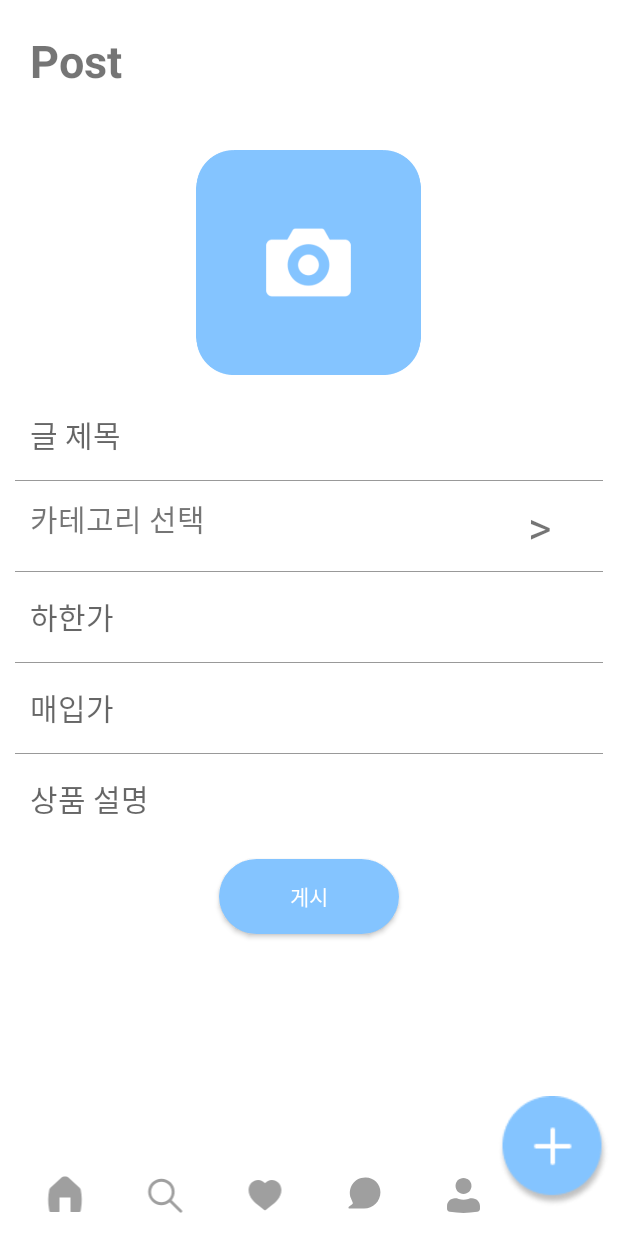
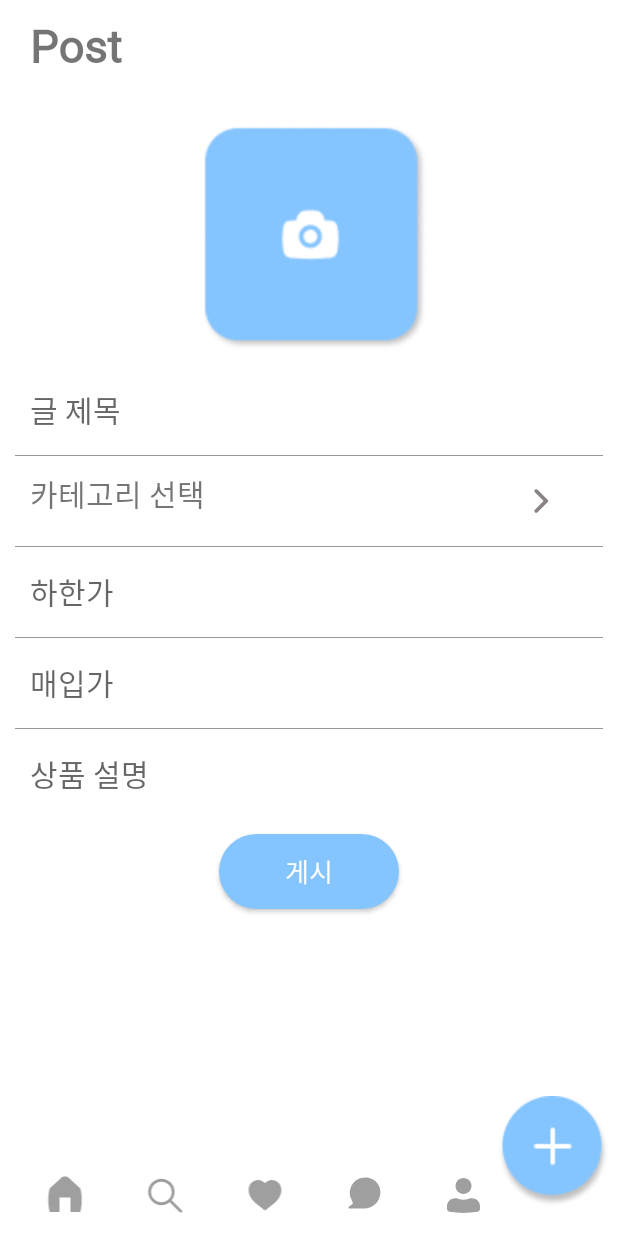
Before and after one commit to capstonemarket/Market, an Android app: the WriteFragment screen opened through its navigation route, on a phone screen of 412 x 824 dp. Run offline under Robolectric (Android 15) with nearby library versions, the phone set to English and light mode, and no system bars; our stand-ins replace Firebase (no records; nobody signed in at launch, a user with empty details on screens opened directly), data binding.

Commit message:
UI 수정

```diff
--- /dev/null
+++ b/app/src/main/res/drawable/ic_right_arrow.xml
@@ -0,0 +1,10 @@
+<vector xmlns:android="http://schemas.android.com/apk/res/android"
+    android:width="24dp"
+    android:height="24dp"
+    android:viewportWidth="24"
+    android:viewportHeight="24">
+  <path
+      android:pathData="M9.9697,7.4697C10.2626,7.1768 10.7374,7.1768 11.0303,7.4697L15.0303,11.4697C15.3232,11.7626 15.3232,12.2374 15.0303,12.5303L11.0303,16.5303C10.7374,16.8232 10.2626,16.8232 9.9697,16.5303C9.6768,16.2374 9.6768,15.7626 9.9697,15.4697L13.4393,12L9.9697,8.5303C9.6768,8.2374 9.6768,7.7626 9.9697,7.4697Z"
+      android:fillColor="#898383"
+      android:fillType="evenOdd"/>
+</vector>
--- a/app/src/main/res/layout/fragment_write.xml
+++ b/app/src/main/res/layout/fragment_write.xml
@@ -25,14 +25,16 @@
 
                 <LinearLayout
                     android:layout_width="match_parent"
-                    android:layout_height="80dp"
+                    android:layout_height="70dp"
                     android:orientation="horizontal">
 
                     <TextView
                         android:layout_width="wrap_content"
-                        android:layout_height="40dp"
-                        android:layout_margin="20dp"
+                        android:layout_height="50dp"
+                        android:layout_marginLeft="20dp"
+                        android:layout_marginTop="10dp"
                         android:text="Post"
+                        android:fontFamily="@font/ibmplexsanskr_regular"
                         android:textSize="30sp"
                         android:textStyle="bold" />
 
@@ -43,9 +45,11 @@
                     android:layout_width="150dp"
                     android:layout_height="150dp"
                     android:layout_gravity="center"
-                    android:layout_margin="20dp"
-                    android:elevation="20dp"
-                    android:src="@drawable/ic_camera" />
+                    android:layout_marginTop="13dp"
+                    android:layout_marginBottom="20dp"
+                    android:layout_marginRight="20dp"
+                    android:layout_marginLeft="24dp"
+                    android:src="@drawable/ic_camera_image" />
 
                 <EditText
                     android:id="@+id/title"
@@ -55,6 +59,7 @@
                     android:layout_marginRight="20dp"
                     android:background="@android:color/transparent"
                     android:hint="글 제목"
+                    android:fontFamily="@font/ibmplexsanskr_regular"
                     android:textSize="20dp" />
 
                 <LinearLayout
@@ -64,6 +69,7 @@
                     android:background="#999999" />
 
                 <LinearLayout
+                    android:id="@+id/category_select"
                     android:layout_width="match_parent"
                     android:layout_height="40dp">
 
@@ -73,16 +79,15 @@
                         android:layout_marginLeft="20dp"
                         android:layout_marginRight="20dp"
                         android:text="카테고리 선택"
+                        android:fontFamily="@font/ibmplexsanskr_regular"
                         android:textSize="20dp" />
 
-                    <TextView
-                        android:id="@+id/category_select"
+                    <ImageView
+                        android:src="@drawable/ic_right_arrow"
                         android:layout_width="40dp"
                         android:layout_height="40dp"
                         android:layout_gravity="left"
-                        android:gravity="center"
-                        android:text=">"
-                        android:textSize="30dp" />
+                        android:gravity="center" />
                 </LinearLayout>
 
                 <LinearLayout
@@ -99,7 +104,8 @@
                     android:layout_marginRight="20dp"
                     android:background="@android:color/transparent"
                     android:hint="하한가"
-                    android:textSize="20dp" />
+                    android:textSize="20dp"
+                    android:fontFamily="@font/ibmplexsanskr_regular"/>
 
                 <LinearLayout
                     android:layout_width="match_parent"
@@ -115,6 +121,7 @@
                     android:layout_marginRight="20dp"
                     android:background="@android:color/transparent"
                     android:hint="매입가"
+                    android:fontFamily="@font/ibmplexsanskr_regular"
                     android:textSize="20dp" />
 
                 <LinearLayout
@@ -131,6 +138,7 @@
                     android:layout_marginRight="20dp"
                     android:background="@android:color/transparent"
                     android:hint="상품 설명"
+                    android:fontFamily="@font/ibmplexsanskr_regular"
                     android:textSize="20dp" />
 
                 <Button
@@ -140,7 +148,9 @@
                     android:layout_gravity="center"
                     android:layout_margin="20dp"
                     android:background="@drawable/radius"
+                    android:fontFamily="@font/ibmplexsanskr_regular"
                     android:text="게시"
+                    android:textSize="17sp"
                     android:textColor="@color/white" />
 
 
```
Also changed, not shown: app/src/main/res/drawable/shadow.xml (added, +69 -0 lines), app/src/main/res/drawable/ic_camera.png (deleted), app/src/main/res/drawable/ic_camera_image.png (added).
